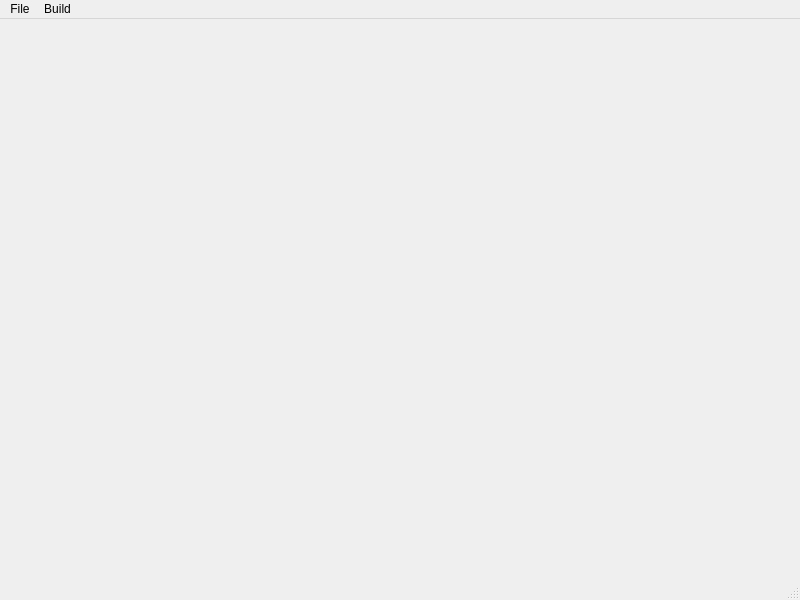
NovelLab/sms-editor1, file mainwindow.ui: the form before one commit.
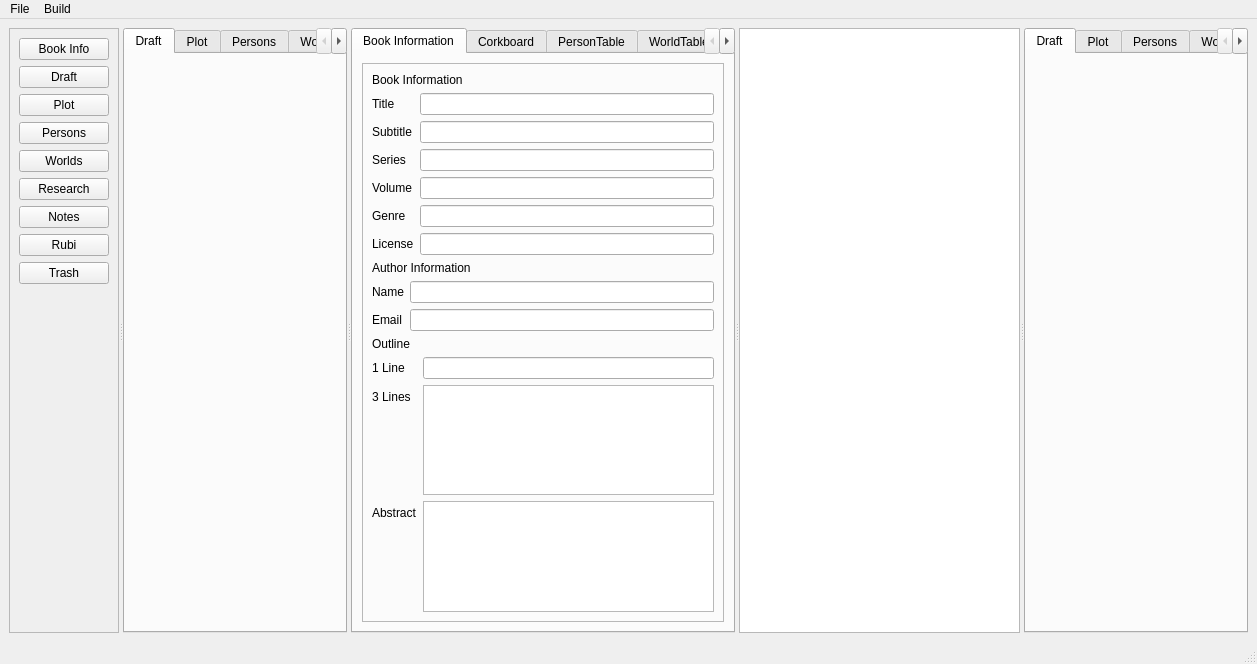
The form after the commit.

Commit message: Add: base ui framework.

What changed in the file:
```diff
--- a/mainwindow.ui
+++ b/mainwindow.ui
@@ -6,20 +6,383 @@
    <rect>
     <x>0</x>
     <y>0</y>
-    <width>800</width>
-    <height>600</height>
+    <width>1257</width>
+    <height>664</height>
    </rect>
   </property>
   <property name="windowTitle">
    <string>MainWindow</string>
   </property>
   <widget class="QWidget" name="centralwidget">
-   <layout class="QHBoxLayout" name="horizontalLayout_2">
+   <layout class="QVBoxLayout" name="verticalLayout_2">
     <item>
      <widget class="QSplitter" name="splitter">
       <property name="orientation">
        <enum>Qt::Horizontal</enum>
       </property>
+      <widget class="QFrame" name="frameChanger">
+       <property name="frameShape">
+        <enum>QFrame::StyledPanel</enum>
+       </property>
+       <property name="frameShadow">
+        <enum>QFrame::Raised</enum>
+       </property>
+       <layout class="QVBoxLayout" name="verticalLayout">
+        <item>
+         <widget class="QPushButton" name="btnBookInfo">
+          <property name="text">
+           <string>Book Info</string>
+          </property>
+         </widget>
+        </item>
+        <item>
+         <widget class="QPushButton" name="btnDraft">
+          <property name="text">
+           <string>Draft</string>
+          </property>
+         </widget>
+        </item>
+        <item>
+         <widget class="QPushButton" name="btnPlot">
+          <property name="text">
+           <string>Plot</string>
+          </property>
+         </widget>
+        </item>
+        <item>
+         <widget class="QPushButton" name="btnPersons">
+          <property name="text">
+           <string>Persons</string>
+          </property>
+         </widget>
+        </item>
+        <item>
+         <widget class="QPushButton" name="btnWorlds">
+          <property name="text">
+           <string>Worlds</string>
+          </property>
+         </widget>
+        </item>
+        <item>
+         <widget class="QPushButton" name="btnResearch">
+          <property name="text">
+           <string>Research</string>
+          </property>
+         </widget>
+        </item>
+        <item>
+         <widget class="QPushButton" name="btnNotes">
+          <property name="text">
+           <string>Notes</string>
+          </property>
+         </widget>
+        </item>
+        <item>
+         <widget class="QPushButton" name="btnRubi">
+          <property name="text">
+           <string>Rubi</string>
+          </property>
+         </widget>
+        </item>
+        <item>
+         <widget class="QPushButton" name="btnTrash">
+          <property name="text">
+           <string>Trash</string>
+          </property>
+         </widget>
+        </item>
+        <item>
+         <spacer name="verticalSpacer">
+          <property name="orientation">
+           <enum>Qt::Vertical</enum>
+          </property>
+          <property name="sizeHint" stdset="0">
+           <size>
+            <width>20</width>
+            <height>40</height>
+           </size>
+          </property>
+         </spacer>
+        </item>
+       </layout>
+      </widget>
+      <widget class="QTabWidget" name="outlineTab">
+       <property name="currentIndex">
+        <number>0</number>
+       </property>
+       <widget class="QWidget" name="tabDraftTree">
+        <attribute name="title">
+         <string>Draft</string>
+        </attribute>
+       </widget>
+       <widget class="QWidget" name="tabPlotTree">
+        <attribute name="title">
+         <string>Plot</string>
+        </attribute>
+       </widget>
+       <widget class="QWidget" name="tabPersonsTree">
+        <attribute name="title">
+         <string>Persons</string>
+        </attribute>
+       </widget>
+       <widget class="QWidget" name="tabWorldsTree">
+        <attribute name="title">
+         <string>Worlds</string>
+        </attribute>
+       </widget>
+       <widget class="QWidget" name="tabResearchTree">
+        <attribute name="title">
+         <string>Research</string>
+        </attribute>
+       </widget>
+       <widget class="QWidget" name="tabNotesTree">
+        <attribute name="title">
+         <string>Notes</string>
+        </attribute>
+       </widget>
+       <widget class="QWidget" name="tabRubiTree">
+        <attribute name="title">
+         <string>Rubi</string>
+        </attribute>
+       </widget>
+      </widget>
+      <widget class="QTabWidget" name="mainViewTab">
+       <property name="currentIndex">
+        <number>0</number>
+       </property>
+       <widget class="QWidget" name="tabBookInfo">
+        <attribute name="title">
+         <string>Book Information</string>
+        </attribute>
+        <layout class="QVBoxLayout" name="verticalLayout_3">
+         <item>
+          <widget class="QFrame" name="frame_2">
+           <property name="frameShape">
+            <enum>QFrame::StyledPanel</enum>
+           </property>
+           <property name="frameShadow">
+            <enum>QFrame::Raised</enum>
+           </property>
+           <layout class="QVBoxLayout" name="verticalLayout_4">
+            <item>
+             <layout class="QFormLayout" name="formLayout">
+              <item row="1" column="0">
+               <widget class="QLabel" name="label_3">
+                <property name="text">
+                 <string>Title</string>
+                </property>
+               </widget>
+              </item>
+              <item row="1" column="1">
+               <widget class="QLineEdit" name="lineEdit"/>
+              </item>
+              <item row="2" column="0">
+               <widget class="QLabel" name="label_4">
+                <property name="text">
+                 <string>Subtitle</string>
+                </property>
+               </widget>
+              </item>
+              <item row="3" column="0">
+               <widget class="QLabel" name="label_5">
+                <property name="text">
+                 <string>Series</string>
+                </property>
+               </widget>
+              </item>
+              <item row="4" column="0">
+               <widget class="QLabel" name="label_6">
+                <property name="text">
+                 <string>Volume</string>
+                </property>
+               </widget>
+              </item>
+              <item row="5" column="0">
+               <widget class="QLabel" name="label_7">
+                <property name="text">
+                 <string>Genre</string>
+                </property>
+               </widget>
+              </item>
+              <item row="6" column="0">
+               <widget class="QLabel" name="label_8">
+                <property name="text">
+                 <string>License</string>
+                </property>
+               </widget>
+              </item>
+              <item row="2" column="1">
+               <widget class="QLineEdit" name="lineEdit_2"/>
+              </item>
+              <item row="3" column="1">
+               <widget class="QLineEdit" name="lineEdit_3"/>
+              </item>
+              <item row="4" column="1">
+               <widget class="QLineEdit" name="lineEdit_4"/>
+              </item>
+              <item row="5" column="1">
+               <widget class="QLineEdit" name="lineEdit_5"/>
+              </item>
+              <item row="6" column="1">
+               <widget class="QLineEdit" name="lineEdit_6"/>
+              </item>
+              <item row="0" column="0" colspan="2">
+               <widget class="QLabel" name="label_2">
+                <property name="text">
+                 <string>Book Information</string>
+                </property>
+               </widget>
+              </item>
+             </layout>
+            </item>
+            <item>
+             <layout class="QFormLayout" name="formLayout_2">
+              <item row="1" column="0">
+               <widget class="QLabel" name="label_10">
+                <property name="text">
+                 <string>Name</string>
+                </property>
+               </widget>
+              </item>
+              <item row="2" column="0">
+               <widget class="QLabel" name="label_11">
+                <property name="text">
+                 <string>Email</string>
+                </property>
+               </widget>
+              </item>
+              <item row="1" column="1">
+               <widget class="QLineEdit" name="lineEdit_7"/>
+              </item>
+              <item row="2" column="1">
+               <widget class="QLineEdit" name="lineEdit_8"/>
+              </item>
+              <item row="0" column="0" colspan="2">
+               <widget class="QLabel" name="label_9">
+                <property name="text">
+                 <string>Author Information</string>
+                </property>
+               </widget>
+              </item>
+             </layout>
+            </item>
+            <item>
+             <layout class="QFormLayout" name="formLayout_3">
+              <item row="1" column="0">
+               <widget class="QLabel" name="label_13">
+                <property name="text">
+                 <string>1 Line</string>
+                </property>
+               </widget>
+              </item>
+              <item row="2" column="0">
+               <widget class="QLabel" name="label_14">
+                <property name="text">
+                 <string>3 Lines</string>
+                </property>
+               </widget>
+              </item>
+              <item row="3" column="0">
+               <widget class="QLabel" name="label_15">
+                <property name="text">
+                 <string>Abstract</string>
+                </property>
+               </widget>
+              </item>
+              <item row="1" column="1">
+               <widget class="QLineEdit" name="lineEdit_9"/>
+              </item>
+              <item row="2" column="1">
+               <widget class="QTextEdit" name="textEdit"/>
+              </item>
+              <item row="3" column="1">
+               <widget class="QTextEdit" name="textEdit_2"/>
+              </item>
+              <item row="0" column="0" colspan="2">
+               <widget class="QLabel" name="label_12">
+                <property name="text">
+                 <string>Outline</string>
+                </property>
+               </widget>
+              </item>
+             </layout>
+            </item>
+           </layout>
+          </widget>
+         </item>
+        </layout>
+       </widget>
+       <widget class="QWidget" name="tabCorkboard">
+        <attribute name="title">
+         <string>Corkboard</string>
+        </attribute>
+        <layout class="QVBoxLayout" name="verticalLayout_5">
+         <item>
+          <widget class="QFrame" name="frame">
+           <property name="frameShape">
+            <enum>QFrame::StyledPanel</enum>
+           </property>
+           <property name="frameShadow">
+            <enum>QFrame::Raised</enum>
+           </property>
+           <layout class="QVBoxLayout" name="verticalLayout_6">
+            <item>
+             <widget class="QLabel" name="label">
+              <property name="text">
+               <string>Folder title</string>
+              </property>
+             </widget>
+            </item>
+            <item>
+             <widget class="QTableView" name="tableView"/>
+            </item>
+           </layout>
+          </widget>
+         </item>
+        </layout>
+       </widget>
+       <widget class="QWidget" name="tabPersonTable">
+        <attribute name="title">
+         <string>PersonTable</string>
+        </attribute>
+       </widget>
+       <widget class="QWidget" name="tabWorldTable">
+        <attribute name="title">
+         <string>WorldTable</string>
+        </attribute>
+       </widget>
+       <widget class="QWidget" name="tabRubiTable">
+        <attribute name="title">
+         <string>RubiTable</string>
+        </attribute>
+       </widget>
+      </widget>
+      <widget class="QTextEdit" name="mainEditor"/>
+      <widget class="QTabWidget" name="sideTab">
+       <property name="currentIndex">
+        <number>0</number>
+       </property>
+       <widget class="QWidget" name="tabDraftSide">
+        <attribute name="title">
+         <string>Draft</string>
+        </attribute>
+       </widget>
+       <widget class="QWidget" name="tabPlotSide">
+        <attribute name="title">
+         <string>Plot</string>
+        </attribute>
+       </widget>
+       <widget class="QWidget" name="tabPersonsSide">
+        <attribute name="title">
+         <string>Persons</string>
+        </attribute>
+       </widget>
+       <widget class="QWidget" name="tabWorldsSide">
+        <attribute name="title">
+         <string>Worlds</string>
+        </attribute>
+       </widget>
+      </widget>
      </widget>
     </item>
    </layout>
@@ -29,7 +392,7 @@
     <rect>
      <x>0</x>
      <y>0</y>
-     <width>800</width>
+     <width>1257</width>
      <height>21</height>
     </rect>
    </property>
```
